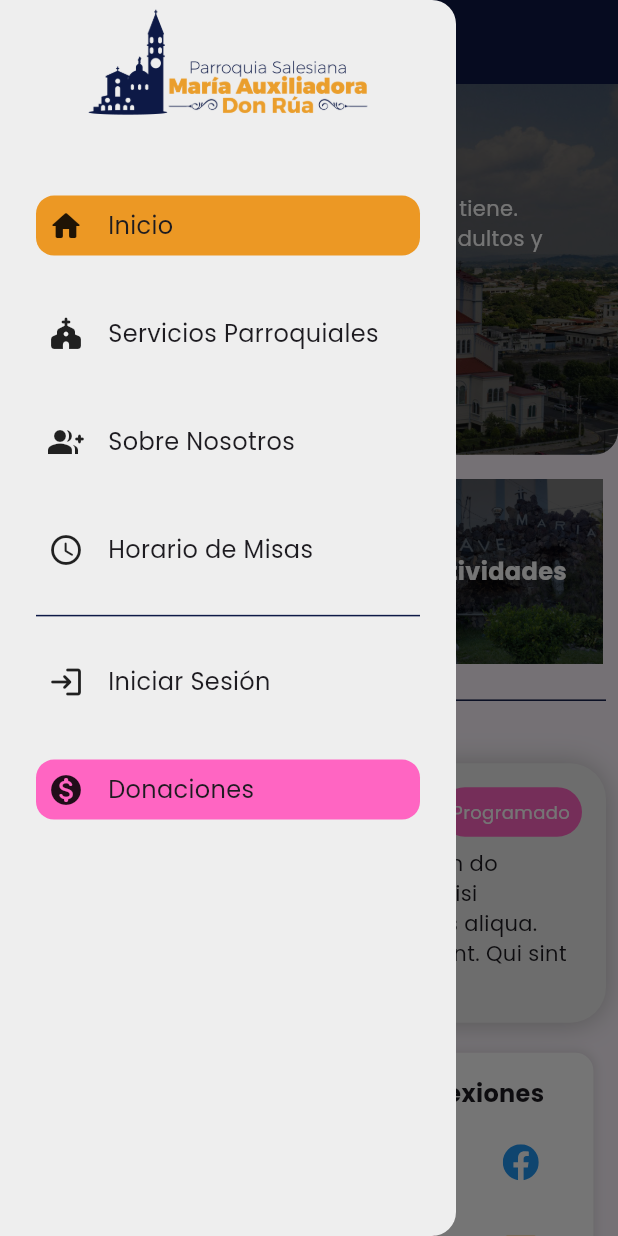
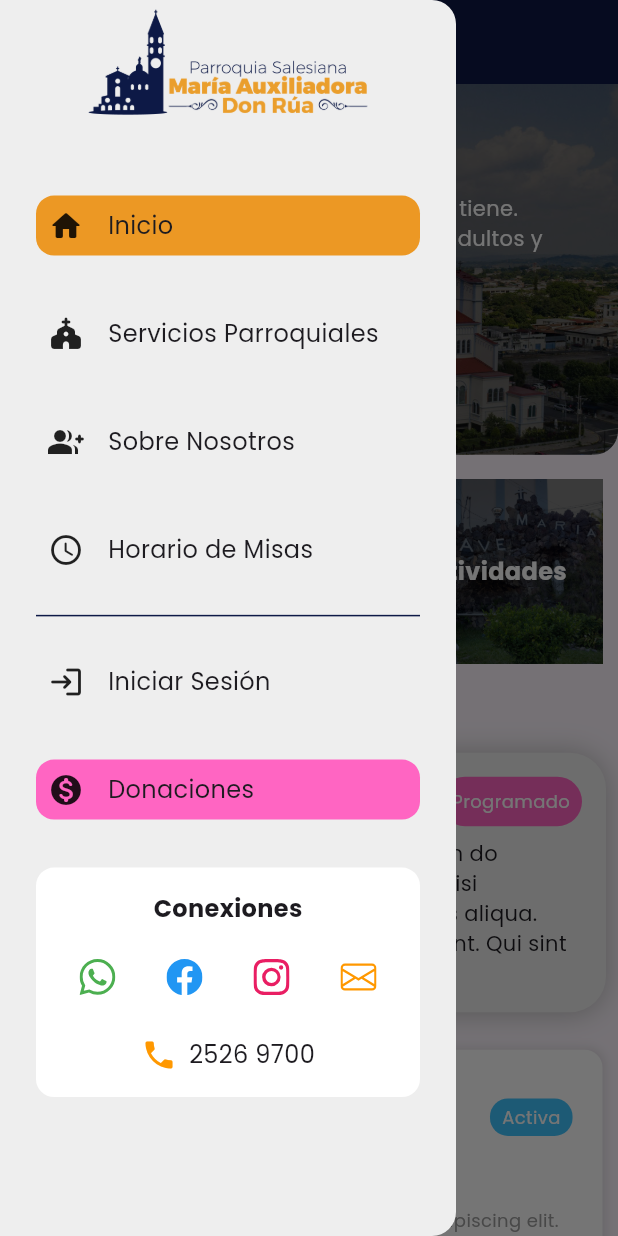
Before and after one commit to GMajanoM/don_rua_flutter_app, a Flutter app: the screen it shows after launch, with the side drawer open, on a phone screen of 412 x 824 dp. Run offline on Flutter 3.47's test engine with Material 3 defaults, Android fonts, the phone set to English and light mode, and no system bars; our stand-ins replace flutter_riverpod, go_router, google_fonts, icons_plus.

Commit message:
Added new widgets and missing to modify news_card

```diff
--- a/lib/features/general/screens/home_screen.dart
+++ b/lib/features/general/screens/home_screen.dart
@@ -1,5 +1,4 @@
 import 'package:flutter/material.dart';
-import 'package:icons_plus/icons_plus.dart';
 
 import '../../shared/shared.dart';
 
@@ -54,7 +53,7 @@ class HomeScreen extends StatelessWidget {
                 ),
                 const SizedBox(height: 16),
                 SizedBox(
-                  width: size.width * 0.5,
+                  width: size.width * 0.55,
                   child: FilledButton(
                     onPressed: () {},
                     child: const Row(
@@ -63,6 +62,7 @@ class HomeScreen extends StatelessWidget {
                         SizedBox(width: 8),
                         Text(
                           'Observar eventos',
+                          overflow: TextOverflow.ellipsis,
                         ),
                       ],
                     ),
@@ -76,8 +76,7 @@ class HomeScreen extends StatelessWidget {
                 children: [
                   const SizedBox(height: 16),
                   ModuleCards(size: size),
-                  const SizedBox(height: 16),
-                  const Divider(),
+                  const SizedBox(height: 25),
                   Column(
                     children: [
                       const Text(
@@ -93,7 +92,7 @@ class HomeScreen extends StatelessWidget {
                           information:
                               'Et incididunt non ut deserunt tempor. In do commodo Lorem eiusmod cupidatat nisi adipisicing est do aliqua labore laboris aliqua. Excepteur cupidatat Lorem deserunt sint. Qui sint et qui quis nisi quis sunt consectetur.',
                           coversWidth: true),
-                      const SizedBox(height: 20),
+                      const SizedBox(height: 25),
                     ],
                   ),
                   const Row(
@@ -106,29 +105,54 @@ class HomeScreen extends StatelessWidget {
                         imagePath: 'assets/img/ave-maria.png',
                         status: 'Activa',
                       ),
-                      ConnectionsCard(
-                        phoneNumber: '2526 9700',
-                      ),
                     ],
                   ),
-                  const SizedBox(height: 20),
-                  const Divider(),
+                  const SizedBox(height: 25),
                   const Text(
                     'Noticias recientes',
                     style: TextStyle(fontSize: 18, fontWeight: FontWeight.bold),
                   ),
-                  const RecentNewsCard(
-                    title: 'Titulo de la noticia',
-                    description:
-                        'Lorem ipsum dolor sit amet consectetur adipiscing elit.',
-                    imageUrl: 'assets/img/church-inside.png',
-                    date: '25/05/2022',
-                  ),
+                  const SizedBox(height: 10),
+                  ModuleNews(size: size),
+                  const SizedBox(height: 25),
+                  DonationSection(size: size)
                 ],
               ),
             ),
           ],
         ),
+      ),
+    );
+  }
+}
+
+class ModuleNews extends StatelessWidget {
+  const ModuleNews({
+    super.key,
+    required this.size,
+  });
+
+  final Size size;
+
+  @override
+  Widget build(BuildContext context) {
+    return SizedBox(
+      height: size.height * 0.42,
+      width: size.width * 0.95,
+      child: ListView(
+        scrollDirection: Axis.horizontal,
+        children: const [
+          RecentNewsCard(
+              title: 'Helo',
+              description: "Holaaaaaaaaaaaaaaaaaaaaaa",
+              imageUrl: 'assets/img/church-inside.png',
+              date: '25/05/2222'),
+          RecentNewsCard(
+              title: 'Helo',
+              description: "Holaaaaaaaaaaaaaaaaaaaaaa",
+              imageUrl: 'assets/img/church-inside.png',
+              date: '25/05/2222'),
+        ],
       ),
     );
   }
@@ -190,7 +214,7 @@ class ActivityCard extends StatelessWidget {
   Widget build(BuildContext context) {
     final size = MediaQuery.of(context).size;
     return Container(
-      padding: const EdgeInsets.all(25),
+      padding: const EdgeInsets.all(20),
       decoration: BoxDecoration(
         borderRadius: BorderRadius.circular(12),
         color: Colors.white,
@@ -202,7 +226,7 @@ class ActivityCard extends StatelessWidget {
           ),
         ],
       ),
-      width: size.width * 0.5,
+      width: size.width * 0.95,
       child: Column(
         crossAxisAlignment: CrossAxisAlignment.start,
         children: [
@@ -251,76 +275,3 @@ class ActivityCard extends StatelessWidget {
     );
   }
 }
-
-class ConnectionsCard extends StatelessWidget {
-  final String phoneNumber;
-
-  const ConnectionsCard({
-    super.key,
-    required this.phoneNumber,
-  });
-
-  @override
-  Widget build(BuildContext context) {
-    final size = MediaQuery.of(context).size;
-    return Container(
-      padding: const EdgeInsets.all(16),
-      decoration: BoxDecoration(
-        borderRadius: BorderRadius.circular(12),
-        color: Colors.white,
-        boxShadow: [
-          BoxShadow(
-            color: Colors.grey.withOpacity(0.3),
-            blurRadius: 5,
-            spreadRadius: 1,
-          ),
-        ],
-      ),
-      width: size.width * 0.4,
-      child: Column(
-        crossAxisAlignment: CrossAxisAlignment.center,
-        children: [
-          const Text(
-            'Conexiones',
-            style: TextStyle(
-              fontWeight: FontWeight.bold,
-            ),
-          ),
-          const SizedBox(height: 10),
-          Wrap(
-            spacing: 20,
-            runSpacing: 10,
-            alignment: WrapAlignment.center,
-            children: [
-              IconButton(
-                icon: const Icon(Bootstrap.whatsapp, color: Colors.green),
-                onPressed: () {},
-              ),
-              IconButton(
-                icon: const Icon(Bootstrap.facebook, color: Colors.blue),
-                onPressed: () {},
-              ),
-              IconButton(
-                icon: const Icon(Bootstrap.instagram, color: Colors.pink),
-                onPressed: () {},
-              ),
-              IconButton(
-                icon: const Icon(Bootstrap.envelope, color: Colors.orange),
-                onPressed: () {},
-              ),
-            ],
-          ),
-          const SizedBox(height: 16),
-          Row(
-            mainAxisAlignment: MainAxisAlignment.center,
-            children: [
-              const Icon(Icons.phone, color: Colors.orange),
-              const SizedBox(width: 8),
-              Text(phoneNumber),
-            ],
-          ),
-        ],
-      ),
-    );
-  }
-}
--- a/lib/features/shared/widgets/drawer.dart
+++ b/lib/features/shared/widgets/drawer.dart
@@ -1,5 +1,6 @@
 import 'package:flutter/material.dart';
 import 'package:go_router/go_router.dart';
+import 'package:icons_plus/icons_plus.dart';
 
 enum AllowedRoles { secretary, priest, user }
 
@@ -164,10 +165,78 @@ class CustomDrawer extends StatelessWidget {
                   );
                 },
               ),
+              const SizedBox(height: 16),
+              const ConnectionsCard(phoneNumber: '2526 9700'),
             ],
           ),
         ),
       ],
+    );
+  }
+}
+
+class ConnectionsCard extends StatelessWidget {
+  final String phoneNumber;
+
+  const ConnectionsCard({
+    super.key,
+    required this.phoneNumber,
+  });
+
+  @override
+  Widget build(BuildContext context) {
+    final size = MediaQuery.of(context).size;
+    return Container(
+      padding: const EdgeInsets.all(16),
+      decoration: BoxDecoration(
+        borderRadius: BorderRadius.circular(12),
+        color: Colors.white,
+      ),
+      width: size.width * 1,
+      child: Column(
+        crossAxisAlignment: CrossAxisAlignment.center,
+        children: [
+          const Text(
+            'Conexiones',
+            style: TextStyle(
+              fontWeight: FontWeight.bold,
+            ),
+          ),
+          const SizedBox(height: 10),
+          Wrap(
+            spacing: 10,
+            runSpacing: 10,
+            alignment: WrapAlignment.spaceBetween,
+            children: [
+              IconButton(
+                icon: const Icon(Bootstrap.whatsapp, color: Colors.green),
+                onPressed: () {},
+              ),
+              IconButton(
+                icon: const Icon(Bootstrap.facebook, color: Colors.blue),
+                onPressed: () {},
+              ),
+              IconButton(
+                icon: const Icon(Bootstrap.instagram, color: Colors.pink),
+                onPressed: () {},
+              ),
+              IconButton(
+                icon: const Icon(Bootstrap.envelope, color: Colors.orange),
+                onPressed: () {},
+              ),
+            ],
+          ),
+          const SizedBox(height: 16),
+          Row(
+            mainAxisAlignment: MainAxisAlignment.center,
+            children: [
+              const Icon(Icons.phone, color: Colors.orange),
+              const SizedBox(width: 8),
+              Text(phoneNumber),
+            ],
+          ),
+        ],
+      ),
     );
   }
 }
--- a/lib/features/shared/widgets/widgets.dart
+++ b/lib/features/shared/widgets/widgets.dart
@@ -4,3 +4,4 @@ export 'module_card.dart';
 export 'big_img.dart';
 export 'card.dart';
 export 'recent_news_card.dart';
+export 'donations_section.dart';
```
Also changed, not shown: lib/features/shared/widgets/donations_section.dart (added, +63 -0 lines), lib/features/shared/widgets/recent_news_card.dart (+5 -21 lines).
